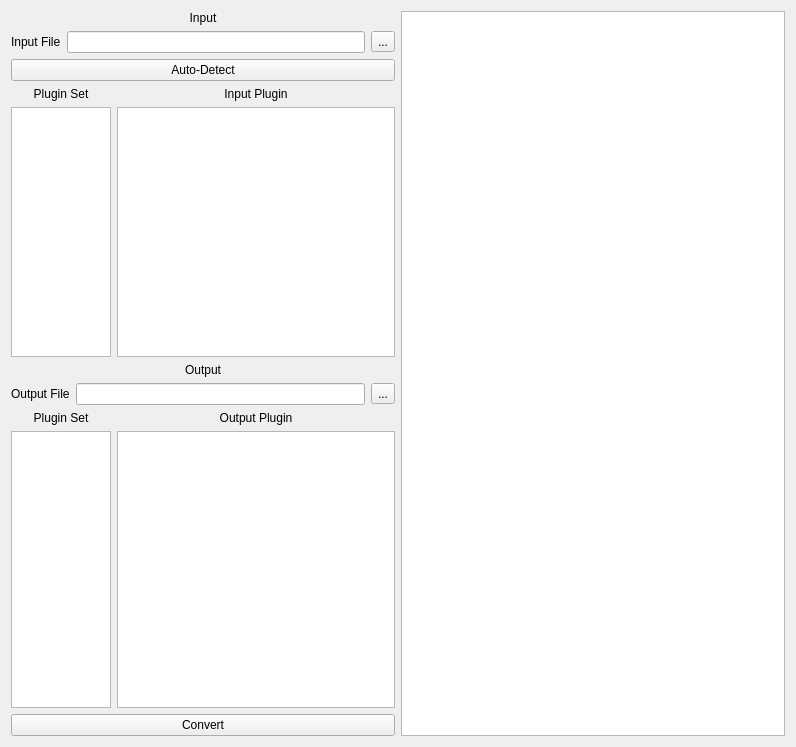
The window that objects_ui/ui_pyqt.ui (SatyrDiamond/DawVert) describes before a commit, drawn with Qt 5.
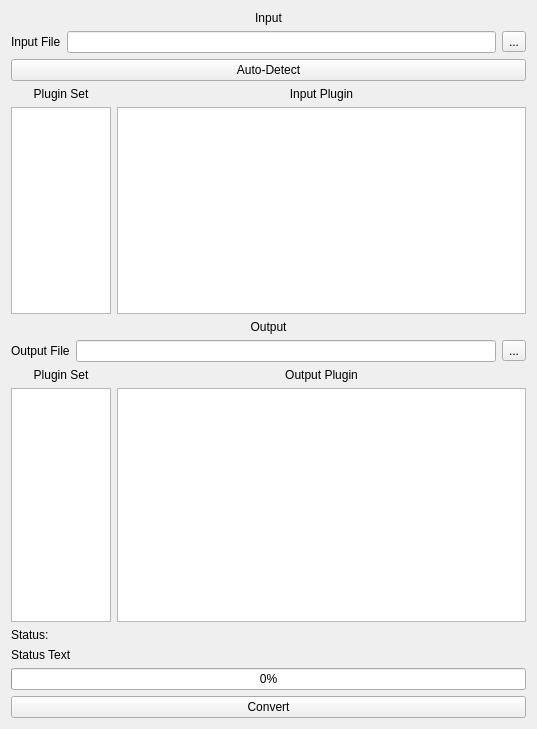
The same window after the commit.

Commit message: add ProjectFileParserException + ui status

Diff of the .ui file:
```diff
--- a/objects_ui/ui_pyqt.ui
+++ b/objects_ui/ui_pyqt.ui
@@ -6,8 +6,8 @@
    <rect>
     <x>0</x>
     <y>0</y>
-    <width>796</width>
-    <height>747</height>
+    <width>537</width>
+    <height>729</height>
    </rect>
   </property>
   <property name="windowTitle">
@@ -86,6 +86,9 @@
                <verstretch>0</verstretch>
               </sizepolicy>
              </property>
+             <property name="styleSheet">
+              <string notr="true">font: 15pt &quot;Ubuntu&quot;;</string>
+             </property>
             </widget>
            </item>
            <item row="2" column="0">
@@ -202,7 +205,11 @@
             </widget>
            </item>
            <item row="1" column="1">
-            <widget class="QListWidget" name="ListWidget_OutPlugin"/>
+            <widget class="QListWidget" name="ListWidget_OutPlugin">
+             <property name="styleSheet">
+              <string notr="true">font: 15pt &quot;Ubuntu&quot;;</string>
+             </property>
+            </widget>
            </item>
            <item row="0" column="1">
             <widget class="QLabel" name="label_9">
@@ -218,6 +225,30 @@
          </item>
         </layout>
        </item>
+       <item>
+        <widget class="QLabel" name="StatusText">
+         <property name="styleSheet">
+          <string notr="true">font: 18pt &quot;Ubuntu&quot;;</string>
+         </property>
+         <property name="text">
+          <string>Status: </string>
+         </property>
+        </widget>
+       </item>
+       <item>
+        <widget class="QLabel" name="SubStatusText">
+         <property name="text">
+          <string>Status Text</string>
+         </property>
+        </widget>
+       </item>
+       <item>
+        <widget class="QProgressBar" name="progressBar">
+         <property name="value">
+          <number>0</number>
+         </property>
+        </widget>
+       </item>
        <item>
         <widget class="QPushButton" name="ConvertButton">
          <property name="sizePolicy">
@@ -242,20 +273,6 @@
        </item>
       </layout>
      </item>
-     <item>
-      <layout class="QVBoxLayout" name="verticalLayout">
-       <property name="spacing">
-        <number>0</number>
-       </property>
-       <item>
-        <widget class="QPlainTextEdit" name="LogText">
-         <property name="readOnly">
-          <bool>true</bool>
-         </property>
-        </widget>
-       </item>
-      </layout>
-     </item>
     </layout>
    </item>
   </layout>
```
The commit also changes 47 other files.
